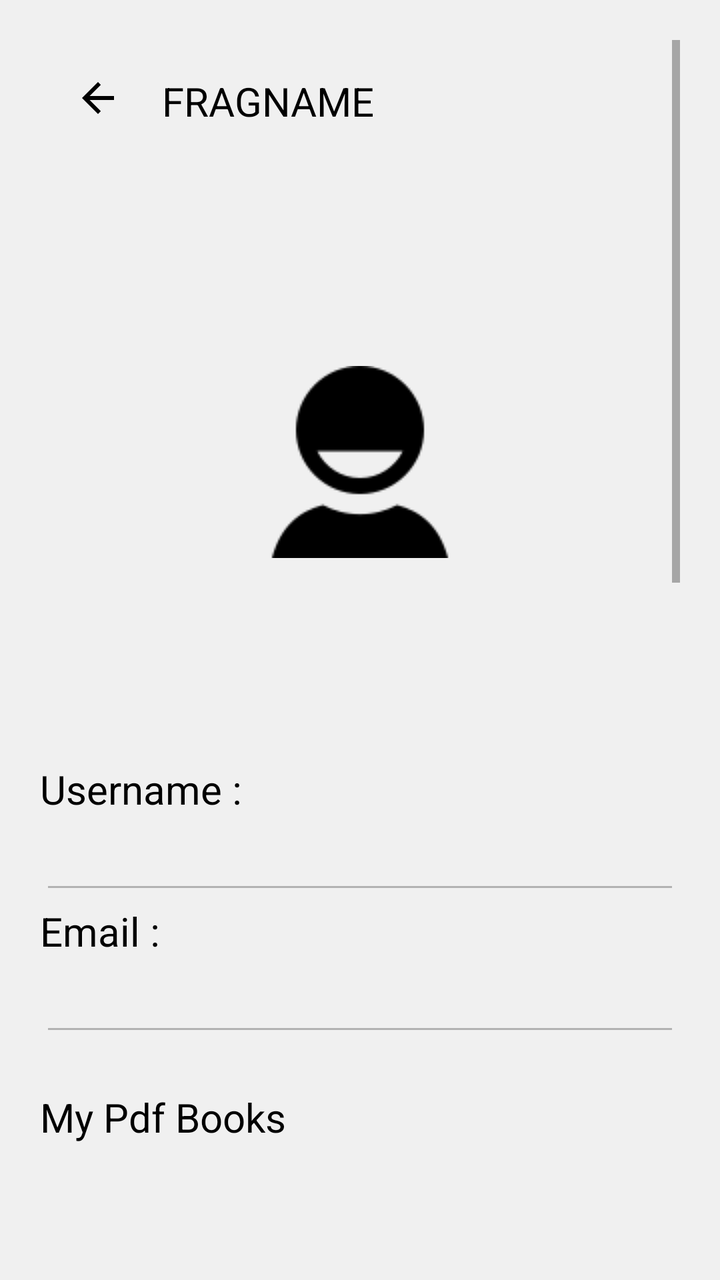
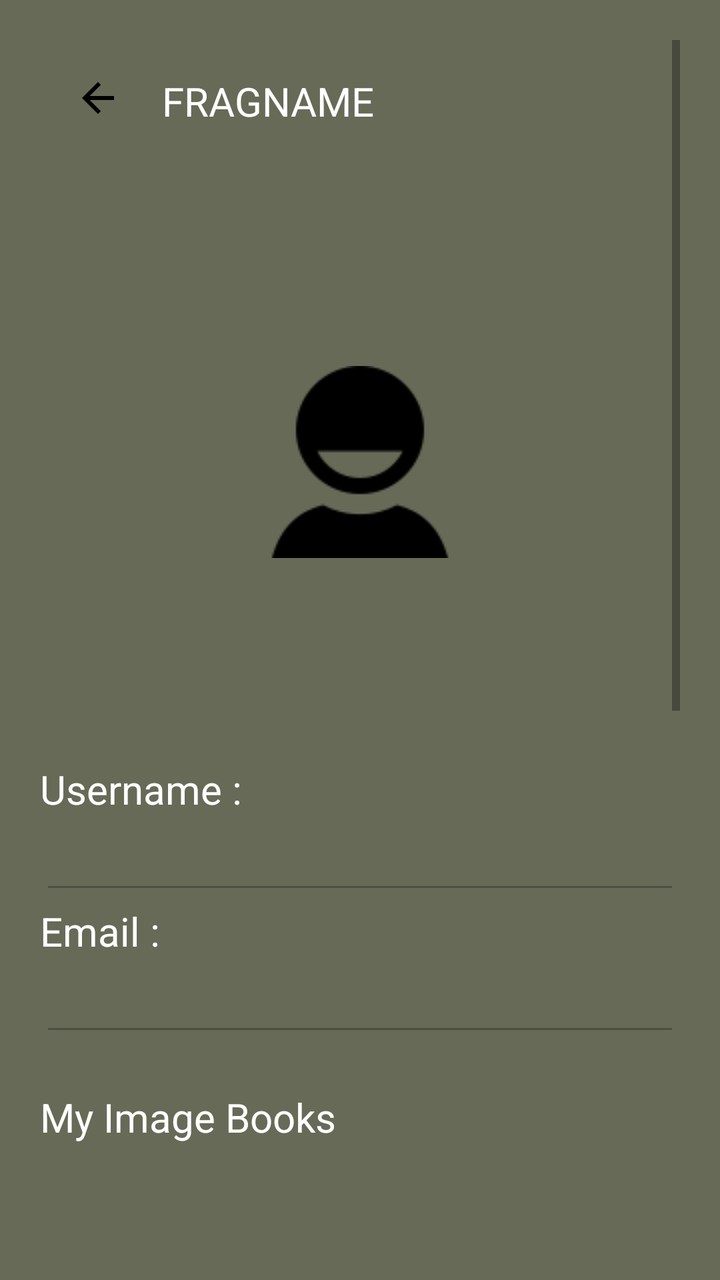

Compare the two renders of this Android layout. The source of the first and the diff that turns it into the second are given below.
<!-- AndroidManifest.xml: application theme AppTheme -->
<!-- res/layout/fragment_profile.xml -->
<?xml version="1.0" encoding="utf-8"?>
<ScrollView xmlns:android="http://schemas.android.com/apk/res/android"
    xmlns:tools="http://schemas.android.com/tools"
    android:layout_width="match_parent"
    android:layout_height="match_parent"
    android:padding="20dp"
    android:orientation="vertical"
    tools:context=".ProfileFrag">


    
    <LinearLayout
        android:layout_width="match_parent"
        android:layout_height="wrap_content"
        android:orientation="vertical">
        <include layout="@layout/toolbar"/>

    <ImageView
        android:layout_width="250dp"
        android:layout_gravity="center"
        android:scaleType="center"
        android:id="@+id/ivProfileImage"
        android:src="@drawable/ic_personbig"
        android:layout_height="300dp"/>
        <TextView
            android:layout_width="match_parent"
            android:layout_height="wrap_content"
            android:text="Username :"
            android:textSize="20sp"/>
        <EditText
            android:layout_width="match_parent"
            android:layout_height="wrap_content"
            android:enabled="false"
            android:textSize="20sp"
            android:id="@+id/etProfileUsername"/>
        <TextView
            android:layout_width="match_parent"
            android:layout_height="wrap_content"
            android:textSize="20sp"
            android:text="Email :"/>

        <EditText
            android:layout_width="match_parent"
            android:layout_height="wrap_content"
            android:enabled="false"
            android:textSize="20sp"
            android:id="@+id/etProfileEmail"/>
        <View
            android:layout_width="match_parent"
            android:layout_height="2dp"
            android:layout_marginVertical="10dp"
            android:backgroundTint="@color/black"/>
        <TextView
            android:layout_width="match_parent"
            android:layout_height="wrap_content"
            android:textSize="20sp"
            android:text="My Pdf Books"/>
        <LinearLayout
            android:layout_width="match_parent"
            android:orientation="vertical"
            android:layout_height="600dp">


            <androidx.recyclerview.widget.RecyclerView
                android:layout_width="match_parent"
                android:layout_height="0dp"
                android:layout_weight="1"
                android:id="@+id/rvProfileMyImagebooks"/>
            <androidx.recyclerview.widget.RecyclerView
                android:id="@+id/rvProfileMyPDFbooks"
                android:layout_width="match_parent"
                android:layout_height="0dp"
                android:layout_weight="1"/>
        </LinearLayout>
        <Button
            android:layout_width="wrap_content"
            android:text="Add pdf Book"
            android:id="@+id/bt"
            android:layout_marginVertical="20dp"
            android:layout_height="wrap_content"/>
        <TextView
            android:layout_width="match_parent"
            android:layout_height="wrap_content"
            android:textSize="20sp"
            android:layout_marginVertical="20dp"
            android:text="My Image Books"/>
        <Button
            android:layout_width="wrap_content"
            android:text="Add Image Book"
            android:id="@+id/btImageBookAdd"
            android:layout_marginVertical="20dp"
            android:layout_height="wrap_content"/>

    </LinearLayout>

</ScrollView>
<!-- res/layout/toolbar.xml (included above) -->
<?xml version="1.0" encoding="utf-8"?>
<RelativeLayout xmlns:android="http://schemas.android.com/apk/res/android"
    android:layout_width="match_parent"
    android:padding="17dp"
    android:layout_height="wrap_content">
    <ImageView
        android:layout_width="wrap_content"
        android:layout_height="wrap_content"
        android:id="@+id/ivtoolbarback"
        android:src="@drawable/ic_arrow"/>
    <TextView
        android:layout_width="wrap_content"
        android:layout_height="wrap_content"
        android:text="FRAGNAME"
        android:textSize="20sp"
        android:id="@+id/toolbartitle"
        android:layout_marginHorizontal="20dp"
        android:layout_toRightOf="@id/ivtoolbarback" />


</RelativeLayout>
<!-- resources referenced by this layout -->
<resources>
  <color name="black">#FF000000</color>
  <!-- drawable ic_arrow (drawable) -->
  <vector xmlns:android="http://schemas.android.com/apk/res/android" android:autoMirrored="true" android:height="24dp" android:tint="#000000" android:viewportHeight="24" android:viewportWidth="24" android:width="24dp">
        
      <path android:fillColor="@android:color/white" android:pathData="M20,11H7.83l5.59,-5.59L12,4l-8,8 8,8 1.41,-1.41L7.83,13H20v-2z"/>
      
  </vector>
  <!-- drawable ic_personbig: png bitmap (drawable, 1434 bytes) -->
  <style name="AppTheme" parent="Theme.AppCompat.Light.NoActionBar">
          
          <item name="android:windowBackground">@color/customBackgroundColor</item>
          <item name="android:textColor">@color/customTextColor</item>
      </style>
  <color name="customBackgroundColor">#F0F0F0</color>
  <color name="customTextColor">#000000</color>
</resources>

<!-- the commit's change to res/layout/fragment_profile.xml (unified diff, before → after) -->
@@ -4,6 +4,7 @@
     android:layout_width="match_parent"
     android:layout_height="match_parent"
     android:padding="20dp"
+    android:background="@color/darkergreen"
     android:orientation="vertical"
     tools:context=".ProfileFrag">
 
@@ -26,23 +27,27 @@
             android:layout_width="match_parent"
             android:layout_height="wrap_content"
             android:text="Username :"
+            android:textColor="@color/white"
             android:textSize="20sp"/>
         <EditText
             android:layout_width="match_parent"
             android:layout_height="wrap_content"
             android:enabled="false"
+            android:textColor="@color/white"
             android:textSize="20sp"
             android:id="@+id/etProfileUsername"/>
         <TextView
             android:layout_width="match_parent"
             android:layout_height="wrap_content"
             android:textSize="20sp"
+            android:textColor="@color/white"
             android:text="Email :"/>
 
         <EditText
             android:layout_width="match_parent"
             android:layout_height="wrap_content"
             android:enabled="false"
+            android:textColor="@color/white"
             android:textSize="20sp"
             android:id="@+id/etProfileEmail"/>
         <View
@@ -50,46 +55,59 @@
             android:layout_height="2dp"
             android:layout_marginVertical="10dp"
             android:backgroundTint="@color/black"/>
-        <TextView
-            android:layout_width="match_parent"
-            android:layout_height="wrap_content"
-            android:textSize="20sp"
-            android:text="My Pdf Books"/>
+
         <LinearLayout
             android:layout_width="match_parent"
             android:orientation="vertical"
             android:layout_height="600dp">
-
+            <TextView
+                android:layout_width="match_parent"
+                android:layout_height="wrap_content"
+                android:textSize="20sp"
+                android:textColor="@color/white"
+                android:text="My Image Books"/>
 
             <androidx.recyclerview.widget.RecyclerView
                 android:layout_width="match_parent"
                 android:layout_height="0dp"
                 android:layout_weight="1"
                 android:id="@+id/rvProfileMyImagebooks"/>
+            <Button
+                android:layout_width="wrap_content"
+                android:text="Add Image Book"
+                android:textColor="@color/black"
+                android:textStyle="bold"
+                android:textAllCaps="true"
+                android:backgroundTint="@color/olivegreen"
+                android:id="@+id/btImageBookAdd"
+                android:layout_marginVertical="20dp"
+                android:layout_height="wrap_content"/>
+
+
+            <TextView
+                android:layout_width="match_parent"
+                android:layout_height="wrap_content"
+                android:textSize="20sp"
+                android:textColor="@color/white"
+                android:layout_marginVertical="20dp"
+                android:text="My PDF Books"/>
             <androidx.recyclerview.widget.RecyclerView
                 android:id="@+id/rvProfileMyPDFbooks"
                 android:layout_width="match_parent"
                 android:layout_height="0dp"
                 android:layout_weight="1"/>
+            <Button
+                android:layout_width="wrap_content"
+                android:text="Add pdf Book"
+                android:id="@+id/bt"
+                android:textColor="@color/black"
+                android:textStyle="bold"
+                android:textAllCaps="true"
+                android:backgroundTint="@color/olivegreen"
+                android:layout_marginVertical="20dp"
+                android:layout_height="wrap_content"/>
         </LinearLayout>
-        <Button
-            android:layout_width="wrap_content"
-            android:text="Add pdf Book"
-            android:id="@+id/bt"
-            android:layout_marginVertical="20dp"
-            android:layout_height="wrap_content"/>
-        <TextView
-            android:layout_width="match_parent"
-            android:layout_height="wrap_content"
-            android:textSize="20sp"
-            android:layout_marginVertical="20dp"
-            android:text="My Image Books"/>
-        <Button
-            android:layout_width="wrap_content"
-            android:text="Add Image Book"
-            android:id="@+id/btImageBookAdd"
-            android:layout_marginVertical="20dp"
-            android:layout_height="wrap_content"/>
+
 
     </LinearLayout>
 
@@ -99,6 +117,7 @@
 <RelativeLayout xmlns:android="http://schemas.android.com/apk/res/android"
     android:layout_width="match_parent"
     android:padding="17dp"
+    android:background="@color/darkergreen"
     android:layout_height="wrap_content">
     <ImageView
         android:layout_width="wrap_content"
@@ -109,6 +128,7 @@
         android:layout_width="wrap_content"
         android:layout_height="wrap_content"
         android:text="FRAGNAME"
+        android:textColor="@color/white"
         android:textSize="20sp"
         android:id="@+id/toolbartitle"
         android:layout_marginHorizontal="20dp"
<!-- resource entries referenced after the edit -->
@@ -1,6 +1,9 @@
 <!-- resources referenced by this layout -->
 <resources>
   <color name="black">#FF000000</color>
+  <color name="darkergreen">#666A57</color>
+  <color name="olivegreen">#ccd5ae</color>
+  <color name="white">#FFFFFFFF</color>
   <!-- drawable ic_arrow (drawable) -->
   <vector xmlns:android="http://schemas.android.com/apk/res/android" android:autoMirrored="true" android:height="24dp" android:tint="#000000" android:viewportHeight="24" android:viewportWidth="24" android:width="24dp">
         
